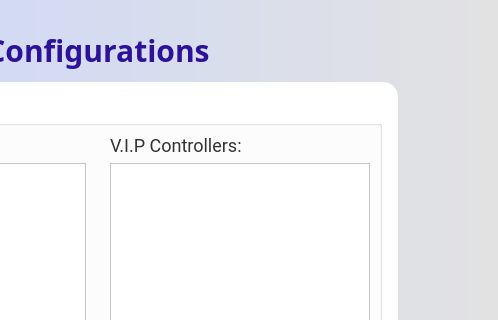
Before: the Qt Designer form src/ui/ui_configwindow.ui in htrvu/remote-control-with-email-service, drawn with Qt 5; both pictures show x 302 to 800 and y 0 to 320 of the 800 by 600 pixel window.
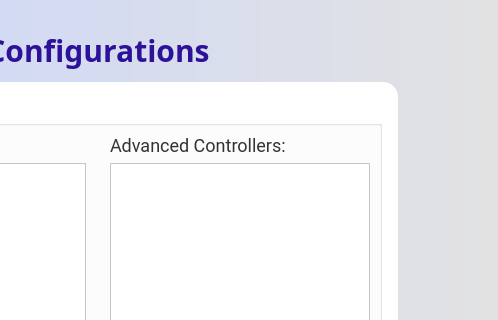
After: the same form once the commit is applied. The open tabs and pages were chosen to show the change. Icons and pictures are not drawn.

Commit message: fix typo in page Configutations

Diff of the .ui file:
```diff
--- a/src/ui/ui_configwindow.ui
+++ b/src/ui/ui_configwindow.ui
@@ -713,7 +713,7 @@
                 </font>
                </property>
                <property name="text">
-                <string>V.I.P Controllers:</string>
+                <string>Advanced Controllers:</string>
                </property>
               </widget>
              </item>
```
Left out of the diff: 2 changed lines with no effect on the pictures. The commit also changes 1 other file.
